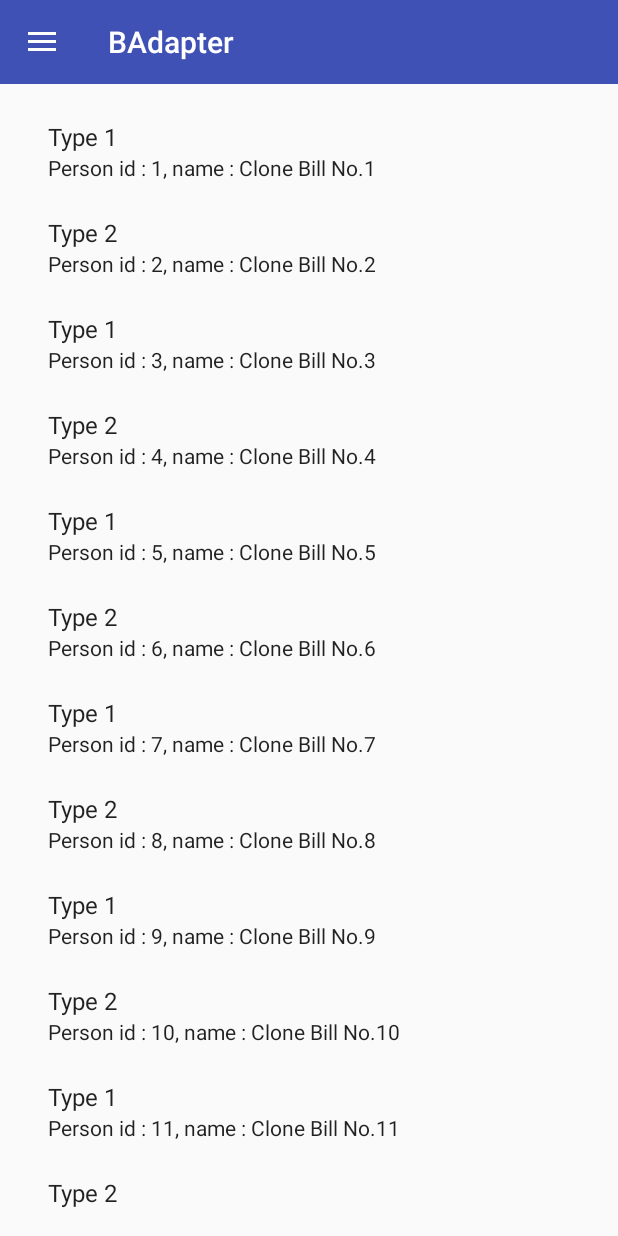
After one commit to BiaoWu/BAdapter, an Android app: the fragment MultiItemFragment placed in its activity, on a phone screen of 412 x 824 dp. The commit adds this screen. Run offline under Robolectric (Android 15) with nearby library versions, the light colour scheme and no system bars; libraries missing offline, so code that uses them is left out: us.feras.mdv; 2 statements that could not run were skipped.

Commit message:
refactor ViewHolderManager to support multi ItemDelegate

```diff
--- a/core/src/main/java/com/biao/badapter/BAdapter.java
+++ b/core/src/main/java/com/biao/badapter/BAdapter.java
@@ -17,6 +17,8 @@ package com.biao.badapter;
 
 import android.support.v7.widget.RecyclerView;
 import android.view.ViewGroup;
+import java.util.ArrayList;
+import java.util.List;
 
 import static com.biao.badapter.util.PreConditions.checkNotNull;
 
@@ -65,7 +67,7 @@ public class BAdapter extends RecyclerView.Adapter<BViewHolder> {
 
   public static class Builder {
     private DataSource dataSource;
-    private ItemDelegate itemDelegate;
+    private List<ItemDelegate> itemDelegates;
 
     public Builder dataSource(DataSource dataSource) {
       this.dataSource = dataSource;
@@ -73,7 +75,10 @@ public class BAdapter extends RecyclerView.Adapter<BViewHolder> {
     }
 
     public Builder itemDelegate(ItemDelegate itemDelegate) {
-      this.itemDelegate = itemDelegate;
+      if (itemDelegates == null) {
+        itemDelegates = new ArrayList<>(3);
+      }
+      itemDelegates.add(itemDelegate);
       return this;
     }
 
@@ -82,9 +87,8 @@ public class BAdapter extends RecyclerView.Adapter<BViewHolder> {
         dataSource = new BDataSource();
       }
 
-      ItemDelegate itemDelegate = checkNotNull(this.itemDelegate, "itemDelegate cannot be null!");
-
-      ViewHolderManager viewHolderManager = new BViewHolderManager(dataSource, itemDelegate);
+      ViewHolderManager viewHolderManager = new BViewHolderManager(dataSource,
+          checkNotNull(itemDelegates, "itemDelegate cannot be null!"));
 
       return new BAdapter(dataSource, viewHolderManager);
     }
--- a/core/src/main/java/com/biao/badapter/BViewHolderManager.java
+++ b/core/src/main/java/com/biao/badapter/BViewHolderManager.java
@@ -15,8 +15,11 @@
  */
 package com.biao.badapter;
 
+import android.util.SparseArray;
 import android.view.LayoutInflater;
 import android.view.ViewGroup;
+import com.biao.badapter.util.PreConditions;
+import java.util.List;
 
 /**
  * implement of {@link ViewHolderManager}
@@ -24,25 +27,44 @@ import android.view.ViewGroup;
  * @author biaowu.
  */
 /* package */class BViewHolderManager implements ViewHolderManager {
+  private static final String MISS_ITEM_DELEGATE = "Not found the itemDelegate!!";
+
   private DataSource dataSource;
-  private ItemDelegate itemDelegate;
+  private SparseArray<ItemDelegate> itemDelegates;
 
-  /* package */BViewHolderManager(DataSource dataSource, ItemDelegate itemDelegate) {
+  /* package */BViewHolderManager(DataSource dataSource, List<ItemDelegate> list) {
     this.dataSource = dataSource;
-    this.itemDelegate = itemDelegate;
+
+    int size = list.size();
+    itemDelegates = new SparseArray<>(size);
+
+    int viewType = 0;
+    for (int i = 0; i < size; i++) {
+      itemDelegates.put(++viewType, list.get(i));
+    }
   }
 
   @Override public BViewHolder onCreateViewHolder(ViewGroup parent, int viewType) {
-    return itemDelegate.onCreateViewHolder(LayoutInflater.from(parent.getContext()), parent);
+    return PreConditions.checkNotNull(itemDelegates.get(viewType), MISS_ITEM_DELEGATE)
+        .onCreateViewHolder(LayoutInflater.from(parent.getContext()), parent);
   }
 
   @SuppressWarnings("unchecked") @Override
   public void onBindViewHolder(BViewHolder holder, int position) {
+    int viewType = holder.getItemViewType();
+    ItemDelegate itemDelegate =
+        PreConditions.checkNotNull(itemDelegates.get(viewType), MISS_ITEM_DELEGATE);
+
     itemDelegate.onBind(holder, dataSource.get(position));
   }
 
   @Override public int getItemViewType(int position) {
-    //// TODO: 16/7/23 multi type
-    return 0;
+    for (int i = 0; i < itemDelegates.size(); i++) {
+      int viewType = itemDelegates.keyAt(i);
+      if (itemDelegates.get(viewType).onIntercept(position, dataSource.get(position))) {
+        return viewType;
+      }
+    }
+    throw new IllegalArgumentException("Not found the viewType at position -> " + position);
   }
 }
--- a/core/src/main/java/com/biao/badapter/ItemDelegate.java
+++ b/core/src/main/java/com/biao/badapter/ItemDelegate.java
@@ -20,4 +20,6 @@ public interface ItemDelegate<Data> {
   BViewHolder onCreateViewHolder(LayoutInflater inflater, ViewGroup parent);
 
   void onBind(BViewHolder holder, Data data);
+
+  boolean onIntercept(int position, Object o);
 }
--- a/sample/build.gradle
+++ b/sample/build.gradle
@@ -26,6 +26,7 @@ android {
 
 dependencies {
   compile project(':core')
-
   testCompile rootProject.ext.junit
+  compile "com.android.support:design:$rootProject.ext.supportLibrariesVersion"
+  compile 'us.feras.mdv:markdownview:1.1.0'
 }
--- a/sample/src/main/AndroidManifest.xml
+++ b/sample/src/main/AndroidManifest.xml
@@ -1,6 +1,8 @@
 <?xml version="1.0" encoding="utf-8"?>
 <manifest xmlns:android="http://schemas.android.com/apk/res/android"
     package="com.biao.badapter.sample">
+
+  <uses-permission android:name="android.permission.INTERNET"/>
 
   <application
       android:allowBackup="true"
--- /dev/null
+++ b/sample/src/main/java/com/biao/badapter/sample/BFragment.java
@@ -0,0 +1,32 @@
+package com.biao.badapter.sample;
+
+import android.os.Bundle;
+import android.support.annotation.Nullable;
+import android.support.v4.app.Fragment;
+import android.support.v7.widget.LinearLayoutManager;
+import android.support.v7.widget.RecyclerView;
+import android.view.LayoutInflater;
+import android.view.View;
+import android.view.ViewGroup;
+import com.biao.badapter.BAdapter;
+
+/**
+ * @author biaowu.
+ */
+public abstract class BFragment extends Fragment {
+
+  @Nullable @Override
+  public View onCreateView(LayoutInflater inflater, @Nullable ViewGroup container,
+      @Nullable Bundle savedInstanceState) {
+    return inflater.inflate(R.layout.single_recycler_view, container, false);
+  }
+
+  @Override public void onViewCreated(View view, @Nullable Bundle savedInstanceState) {
+    super.onViewCreated(view, savedInstanceState);
+    RecyclerView recyclerView = (RecyclerView) view.findViewById(R.id.rv);
+    recyclerView.setLayoutManager(new LinearLayoutManager(view.getContext()));
+    recyclerView.setAdapter(buildAdapter());
+  }
+
+  protected abstract BAdapter buildAdapter();
+}
--- a/sample/src/main/java/com/biao/badapter/sample/MainActivity.java
+++ b/sample/src/main/java/com/biao/badapter/sample/MainActivity.java
@@ -1,49 +1,82 @@
 package com.biao.badapter.sample;
 
+import android.os.Bundle;
+import android.support.annotation.StringRes;
+import android.support.design.widget.NavigationView;
+import android.support.v4.app.Fragment;
+import android.support.v4.widget.DrawerLayout;
+import android.support.v7.app.ActionBarDrawerToggle;
 import android.support.v7.app.AppCompatActivity;
-import android.os.Bundle;
-import android.support.v7.widget.LinearLayoutManager;
-import android.support.v7.widget.RecyclerView;
-import android.view.LayoutInflater;
-import android.view.View;
-import android.view.ViewGroup;
-import android.widget.TextView;
-import com.biao.badapter.BAdapter;
-import com.biao.badapter.BDataSource;
-import com.biao.badapter.BViewHolder;
-import com.biao.badapter.ItemDelegate;
+import android.support.v7.widget.Toolbar;
+import android.util.Log;
+import android.view.MenuItem;
+import com.biao.badapter.sample.multi.MultiItemFragment;
+import com.biao.badapter.sample.simple.SimpleItemFragment;
 
 public class MainActivity extends AppCompatActivity {
+  private static final String TAG = "MainActivity";
+
+  private DrawerLayout drawerLayout;
+  private Toolbar toolbar;
+
+  private int currentItemId = -1;
 
   @Override protected void onCreate(Bundle savedInstanceState) {
     super.onCreate(savedInstanceState);
     setContentView(R.layout.activity_main);
 
-    RecyclerView recyclerView = (RecyclerView) findViewById(R.id.rv);
-    recyclerView.setLayoutManager(new LinearLayoutManager(this));
+    toolbar = (Toolbar) findViewById(R.id.toolbar);
+    setSupportActionBar(toolbar);
 
-    BDataSource<String> dataSource = new BDataSource<>();
-    for (int i = 0; i < 30; i++) {
-      dataSource.add("Test Data index : " + i);
-    }
+    drawerLayout = (DrawerLayout) findViewById(R.id.drawer_layout);
 
-    ItemDelegate<String> itemDelegate = new ItemDelegate<String>() {
-      @Override public BViewHolder onCreateViewHolder(LayoutInflater inflater, ViewGroup parent) {
-        View itemView = inflater.inflate(android.R.layout.simple_list_item_1, parent, false);
-        return new BViewHolder(itemView);
-      }
+    ActionBarDrawerToggle actionBarDrawerToggle =
+        new ActionBarDrawerToggle(this, drawerLayout, toolbar, R.string.open_string,
+            R.string.close_string);
+    actionBarDrawerToggle.syncState();
 
-      @Override public void onBind(BViewHolder holder, String s) {
-        TextView textView = (TextView) holder.itemView.findViewById(android.R.id.text1);
-        textView.setText(s);
-      }
-    };
+    drawerLayout.addDrawerListener(actionBarDrawerToggle);
 
-    BAdapter adapter = BAdapter.builder()
-        .dataSource(dataSource)
-        .itemDelegate(itemDelegate)
-        .build();
+    NavigationView navigationView = (NavigationView) findViewById(R.id.navigation);
+    navigationView.setNavigationItemSelectedListener(
+        new NavigationView.OnNavigationItemSelectedListener() {
+          @Override public boolean onNavigationItemSelected(MenuItem item) {
+            int itemId = item.getItemId();
+            if (currentItemId == itemId) {
+              drawerLayout.closeDrawers();
+              return false;
+            }
 
-    recyclerView.setAdapter(adapter);
+            switch (itemId) {
+              case R.id.nav_home:
+                switchNavigationItem(new MainFragment(), R.string.app_name);
+                break;
+              case R.id.simple_item:
+                switchNavigationItem(new SimpleItemFragment(), R.string.main_simple_item);
+                break;
+              case R.id.multi_item:
+                switchNavigationItem(new MultiItemFragment(), R.string.main_multi_item);
+                break;
+              default:
+                Log.e(TAG, "Lose this one -> " + itemId);
+                return false;
+            }
+            currentItemId = itemId;
+            return true;
+          }
+        });
+
+    navigationView.setCheckedItem(R.id.nav_home);
+    replaceFragment(new MainFragment());
+  }
+
+  private void switchNavigationItem(Fragment fragment, @StringRes int idRes) {
+    replaceFragment(fragment);
+    toolbar.setTitle(idRes);
+    drawerLayout.closeDrawers();
+  }
+
+  private void replaceFragment(Fragment fragment) {
+    getSupportFragmentManager().beginTransaction().replace(R.id.fl_container, fragment).commit();
   }
 }
--- /dev/null
+++ b/sample/src/main/java/com/biao/badapter/sample/MainFragment.java
@@ -0,0 +1,32 @@
+package com.biao.badapter.sample;
+
+import android.os.Bundle;
+import android.support.annotation.Nullable;
+import android.support.v4.app.Fragment;
+import android.view.LayoutInflater;
+import android.view.View;
+import android.view.ViewGroup;
+import us.feras.mdv.MarkdownView;
+
+/**
+ * @author biaowu.
+ */
+public class MainFragment extends Fragment {
+  private MarkdownView markdownView;
+
+  @Nullable @Override
+  public View onCreateView(LayoutInflater inflater, @Nullable ViewGroup container,
+      @Nullable Bundle savedInstanceState) {
+    return inflater.inflate(R.layout.fragment_main, container, false);
+  }
+
+  @Override public void onViewCreated(View view, @Nullable Bundle savedInstanceState) {
+    super.onViewCreated(view, savedInstanceState);
+    markdownView = (MarkdownView) view.findViewById(R.id.markdown);
+  }
+
+  @Override public void onActivityCreated(@Nullable Bundle savedInstanceState) {
+    super.onActivityCreated(savedInstanceState);
+    markdownView.loadMarkdownFile(getString(R.string.readme));
+  }
+}
--- /dev/null
+++ b/sample/src/main/java/com/biao/badapter/sample/multi/MultiItemFragment.java
@@ -0,0 +1,67 @@
+package com.biao.badapter.sample.multi;
+
+import android.view.LayoutInflater;
+import android.view.View;
+import android.view.ViewGroup;
+import android.widget.TextView;
+import com.biao.badapter.BAdapter;
+import com.biao.badapter.BDataSource;
+import com.biao.badapter.BViewHolder;
+import com.biao.badapter.ItemDelegate;
+import com.biao.badapter.sample.BFragment;
+import com.biao.badapter.sample.R;
+
+/**
+ * @author biaowu.
+ */
+public class MultiItemFragment extends BFragment {
+
+  @Override protected BAdapter buildAdapter() {
+    BDataSource<Person> dataSource = new BDataSource<>();
+    for (int i = 1; i <= 30; i++) {
+      dataSource.add(new Person(i, "Clone Bill No." + i));
+    }
+
+    ItemDelegate<Person> itemDelegate1 = new ItemDelegate<Person>() {
+      @Override public BViewHolder onCreateViewHolder(LayoutInflater inflater, ViewGroup parent) {
+        View itemView = inflater.inflate(android.R.layout.simple_list_item_2, parent, false);
+        return new BViewHolder(itemView);
+      }
+
+      @Override public void onBind(BViewHolder holder, Person person) {
+        TextView textView1 = (TextView) holder.itemView.findViewById(android.R.id.text1);
+        TextView textView2 = (TextView) holder.itemView.findViewById(android.R.id.text2);
+        textView1.setText(getString(R.string.type, 1));
+        textView2.setText(getString(R.string.person, person.id, person.name));
+      }
+
+      @Override public boolean onIntercept(int position, Object o) {
+        return position % 2 == 0;
+      }
+    };
+
+    ItemDelegate<Person> itemDelegate2 = new ItemDelegate<Person>() {
+      @Override public BViewHolder onCreateViewHolder(LayoutInflater inflater, ViewGroup parent) {
+        View itemView = inflater.inflate(android.R.layout.simple_list_item_2, parent, false);
+        return new BViewHolder(itemView);
+      }
+
+      @Override public void onBind(BViewHolder holder, Person person) {
+        TextView textView1 = (TextView) holder.itemView.findViewById(android.R.id.text1);
+        TextView textView2 = (TextView) holder.itemView.findViewById(android.R.id.text2);
+        textView1.setText(getString(R.string.type, 2));
+        textView2.setText(getString(R.string.person, person.id, person.name));
+      }
+
+      @Override public boolean onIntercept(int position, Object o) {
+        return position % 2 != 0;
+      }
+    };
+
+    return BAdapter.builder()
+        .dataSource(dataSource)
+        .itemDelegate(itemDelegate1)
+        .itemDelegate(itemDelegate2)
+        .build();
+  }
+}
--- /dev/null
+++ b/sample/src/main/java/com/biao/badapter/sample/multi/Person.java
@@ -0,0 +1,17 @@
+package com.biao.badapter.sample.multi;
+
+/**
+ * @author biaowu.
+ */
+public class Person {
+  public int id;
+  public String name;
+
+  public Person() {
+  }
+
+  public Person(int id, String name) {
+    this.id = id;
+    this.name = name;
+  }
+}
--- a/sample/src/main/res/layout/activity_main.xml
+++ b/sample/src/main/res/layout/activity_main.xml
@@ -1,13 +1,42 @@
 <?xml version="1.0" encoding="utf-8"?>
-<android.support.v7.widget.RecyclerView
+<android.support.v4.widget.DrawerLayout
     xmlns:android="http://schemas.android.com/apk/res/android"
+    xmlns:app="http://schemas.android.com/apk/res-auto"
     xmlns:tools="http://schemas.android.com/tools"
-    android:id="@+id/rv"
+    android:id="@+id/drawer_layout"
     android:layout_width="match_parent"
     android:layout_height="match_parent"
-    android:paddingBottom="@dimen/activity_vertical_margin"
-    android:paddingLeft="@dimen/activity_horizontal_margin"
-    android:paddingRight="@dimen/activity_horizontal_margin"
-    android:paddingTop="@dimen/activity_vertical_margin"
-    tools:context="com.biao.badapter.sample.MainActivity"
-    />
+    tools:openDrawer="start"
+    >
+
+  <LinearLayout
+      android:layout_width="match_parent"
+      android:layout_height="match_parent"
+      android:orientation="vertical"
+      >
+
+    <android.support.v7.widget.Toolbar
+        android:id="@+id/toolbar"
+        android:layout_width="match_parent"
+        android:layout_height="?attr/actionBarSize"
+        android:background="?attr/colorPrimary"
+        app:titleTextColor="?attr/titleTextColor"
+        />
+
+    <FrameLayout
+        android:id="@+id/fl_container"
+        android:layout_width="match_parent"
+        android:layout_height="match_parent"
+        />
+  </LinearLayout>
+
+  <android.support.design.widget.NavigationView
+      android:id="@+id/navigation"
+      android:layout_width="wrap_content"
+      android:layout_height="match_parent"
+      android:layout_gravity="start"
+      app:headerLayout="@layout/main_header_layout"
+      app:menu="@menu/my_navigation_items"
+      />
+
+</android.support.v4.widget.DrawerLayout>
--- /dev/null
+++ b/sample/src/main/res/layout/single_recycler_view.xml
@@ -0,0 +1,13 @@
+<?xml version="1.0" encoding="utf-8"?>
+<android.support.v7.widget.RecyclerView
+    xmlns:android="http://schemas.android.com/apk/res/android"
+    xmlns:tools="http://schemas.android.com/tools"
+    android:id="@+id/rv"
+    android:layout_width="match_parent"
+    android:layout_height="match_parent"
+    android:paddingBottom="@dimen/activity_vertical_margin"
+    android:paddingLeft="@dimen/activity_horizontal_margin"
+    android:paddingRight="@dimen/activity_horizontal_margin"
+    android:paddingTop="@dimen/activity_vertical_margin"
+    tools:context="com.biao.badapter.sample.MainActivity"
+    />
--- /dev/null
+++ b/sample/src/main/res/menu/my_navigation_items.xml
@@ -0,0 +1,15 @@
+<?xml version="1.0" encoding="utf-8"?>
+<menu xmlns:android="http://schemas.android.com/apk/res/android">
+
+  <group android:checkableBehavior="single">
+    <item
+        android:id="@+id/nav_home"
+        android:title="@string/main_nav_home"/>
+    <item
+        android:id="@+id/simple_item"
+        android:title="@string/main_simple_item"/>
+    <item
+        android:id="@+id/multi_item"
+        android:title="@string/main_multi_item"/>
+  </group>
+</menu>
--- a/sample/src/main/res/values/colors.xml
+++ b/sample/src/main/res/values/colors.xml
@@ -3,4 +3,5 @@
   <color name="colorPrimary">#3F51B5</color>
   <color name="colorPrimaryDark">#303F9F</color>
   <color name="colorAccent">#FF4081</color>
+  <color name="titleTextColor">#FFFFFF</color>
 </resources>
--- a/sample/src/main/res/values/strings.xml
+++ b/sample/src/main/res/values/strings.xml
@@ -1,3 +1,16 @@
 <resources>
-  <string name="app_name">BAdapterSample</string>
+  <string name="app_name">BAdapter</string>
+  <string name="app_desc">A graceful RecyclerView Adapter</string>
+
+  <string name="readme">https://raw.githubusercontent.com/BiaoWu/BAdapter/master/README.md</string>
+
+  <string name="open_string"> </string>
+  <string name="close_string"> </string>
+
+  <string name="main_nav_home">Home</string>
+  <string name="main_simple_item">Simple Item</string>
+  <string name="main_multi_item">Multi Item</string>
+
+  <string name="person">Person id : %1$d, name : %2$s</string>
+  <string name="type">Type %1$d</string>
 </resources>
--- a/sample/src/main/res/values/styles.xml
+++ b/sample/src/main/res/values/styles.xml
@@ -1,11 +1,14 @@
 <resources>
 
   <!-- Base application theme. -->
-  <style name="AppTheme" parent="Theme.AppCompat.Light.DarkActionBar">
+  <style name="AppTheme" parent="Theme.AppCompat.DayNight.NoActionBar">
     <!-- Customize your theme here. -->
     <item name="colorPrimary">@color/colorPrimary</item>
     <item name="colorPrimaryDark">@color/colorPrimaryDark</item>
     <item name="colorAccent">@color/colorAccent</item>
+    <item name="titleTextColor">@color/titleTextColor</item>
+
+    <item name="colorControlNormal">@color/titleTextColor</item>
   </style>
 
 </resources>
```
Also changed, not shown: sample/src/main/java/com/biao/badapter/sample/simple/SimpleItemFragment.java (added, +42 -0 lines), sample/src/main/res/layout/fragment_main.xml (added, +7 -0 lines), sample/src/main/res/layout/main_header_layout.xml (added, +26 -0 lines), 1 other file.
